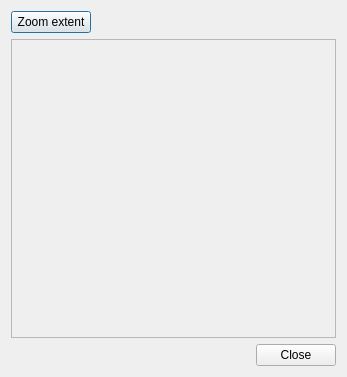
DOV-Vlaanderen/erosiebezwaren, file ui_parcellistdialog.ui: the form before one commit.
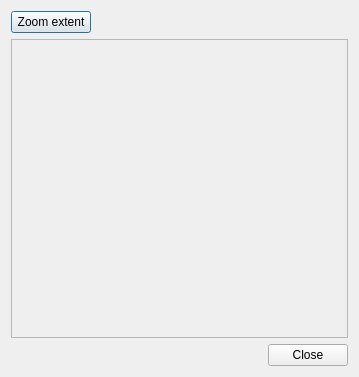
The form after the commit.

What changed in the file:
```diff
--- a/ui_parcellistdialog.ui
+++ b/ui_parcellistdialog.ui
@@ -6,7 +6,7 @@
    <rect>
     <x>0</x>
     <y>0</y>
-    <width>347</width>
+    <width>359</width>
     <height>377</height>
    </rect>
   </property>
@@ -51,7 +51,7 @@
        <rect>
         <x>0</x>
         <y>0</y>
-        <width>327</width>
+        <width>339</width>
         <height>281</height>
        </rect>
       </property>
```
